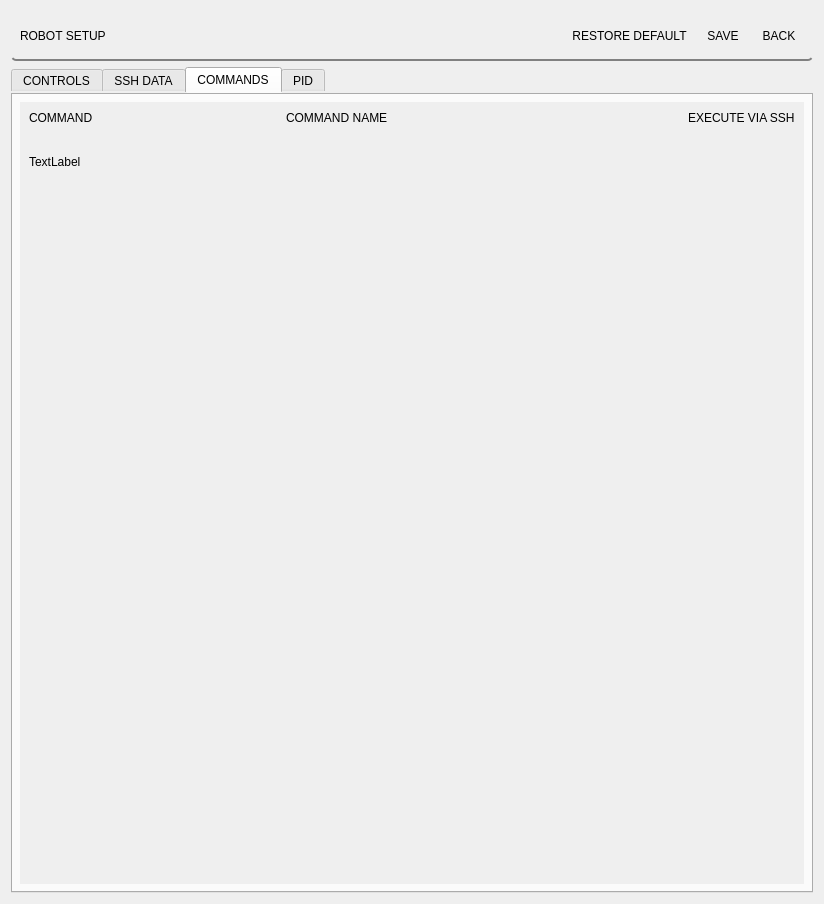
This is setup_panel/resource/setup.ui in GroupOfRobots/MiniRysRQT as Qt 5 draws it before an edit. The edited form follows.
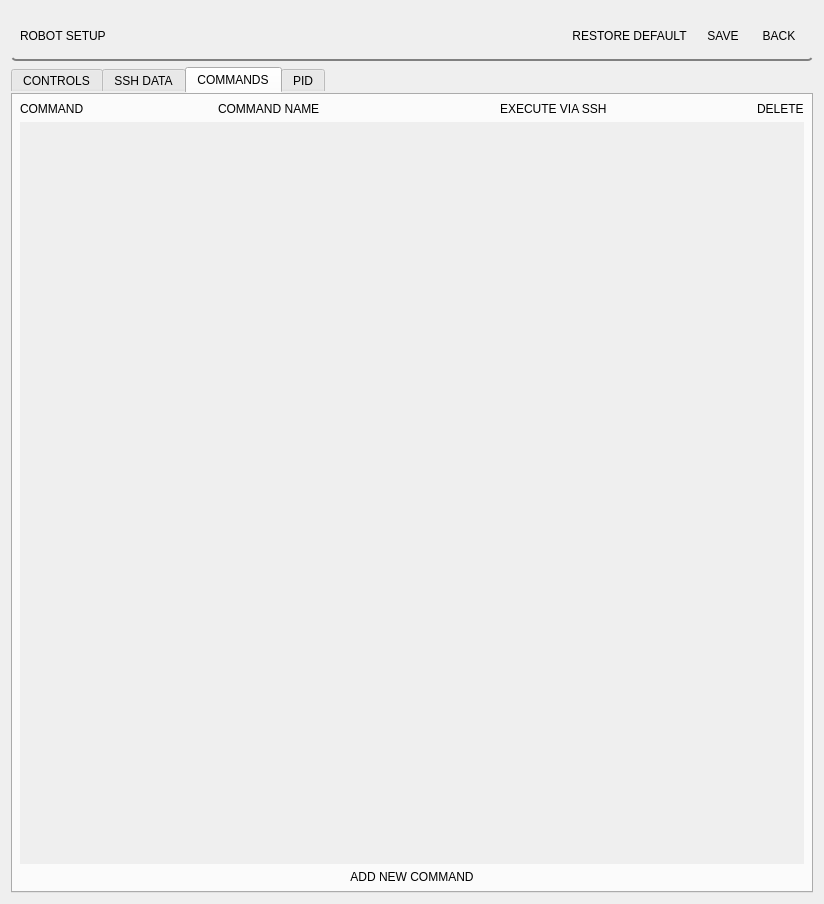
This is the edited form.

Commit message: command panel new steps

Patch:
```diff
--- a/setup_panel/resource/setup.ui
+++ b/setup_panel/resource/setup.ui
@@ -755,6 +755,40 @@
       </attribute>
       <layout class="QHBoxLayout" name="horizontalLayout_4">
        <item>
+        <layout class="QVBoxLayout" name="verticalLayout_9">
+         <item>
+          <layout class="QHBoxLayout" name="commandsLabelWrapperUI">
+           <item>
+            <widget class="QLabel" name="label_3">
+             <property name="text">
+              <string>COMMAND</string>
+             </property>
+            </widget>
+           </item>
+           <item>
+            <widget class="QLabel" name="label_4">
+             <property name="text">
+              <string>COMMAND NAME</string>
+             </property>
+            </widget>
+           </item>
+           <item alignment="Qt::AlignRight">
+            <widget class="QLabel" name="label_9">
+             <property name="text">
+              <string>EXECUTE VIA SSH</string>
+             </property>
+            </widget>
+           </item>
+           <item alignment="Qt::AlignRight">
+            <widget class="QLabel" name="label_8">
+             <property name="text">
+              <string>DELETE</string>
+             </property>
+            </widget>
+           </item>
+          </layout>
+         </item>
+         <item>
         <widget class="QScrollArea" name="contentWrapper">
          <property name="widgetResizable">
           <bool>true</bool>
@@ -764,36 +798,11 @@
            <rect>
             <x>0</x>
             <y>0</y>
-            <width>778</width>
-            <height>780</height>
+              <width>776</width>
+              <height>727</height>
            </rect>
           </property>
           <layout class="QVBoxLayout" name="verticalLayout_2">
-           <item>
-            <layout class="QHBoxLayout" name="horizontalLayout_3">
-             <item>
-              <widget class="QLabel" name="label_3">
-               <property name="text">
-                <string>COMMAND</string>
-               </property>
-              </widget>
-             </item>
-             <item>
-              <widget class="QLabel" name="label_4">
-               <property name="text">
-                <string>COMMAND NAME</string>
-               </property>
-              </widget>
-             </item>
-             <item alignment="Qt::AlignRight">
-              <widget class="QLabel" name="label_9">
-               <property name="text">
-                <string>EXECUTE VIA SSH</string>
-               </property>
-              </widget>
-             </item>
-            </layout>
-           </item>
            <item>
             <widget class="QGroupBox" name="elementsWrapper">
              <property name="title">
@@ -803,16 +812,6 @@
               <item>
                <layout class="QVBoxLayout" name="elements"/>
               </item>
-             </layout>
-            </widget>
-           </item>
-           <item>
-            <widget class="QLabel" name="label_8">
-             <property name="text">
-              <string>TextLabel</string>
-             </property>
-            </widget>
-           </item>
            <item>
             <spacer name="verticalSpacer">
              <property name="orientation">
@@ -828,7 +827,22 @@
            </item>
           </layout>
          </widget>
-        </widget>
+             </item>
+            </layout>
+           </widget>
+          </widget>
+         </item>
+         <item>
+          <widget class="QPushButton" name="addNewCommandButtonUI">
+           <property name="text">
+            <string>ADD NEW COMMAND</string>
+           </property>
+          </widget>
+         </item>
+         <item>
+          <layout class="QVBoxLayout" name="verticalLayout_11"/>
+         </item>
+        </layout>
        </item>
       </layout>
      </widget>
```
Lines whose indentation alone changed are shown as unchanged. The commit also changes 14 other files.
